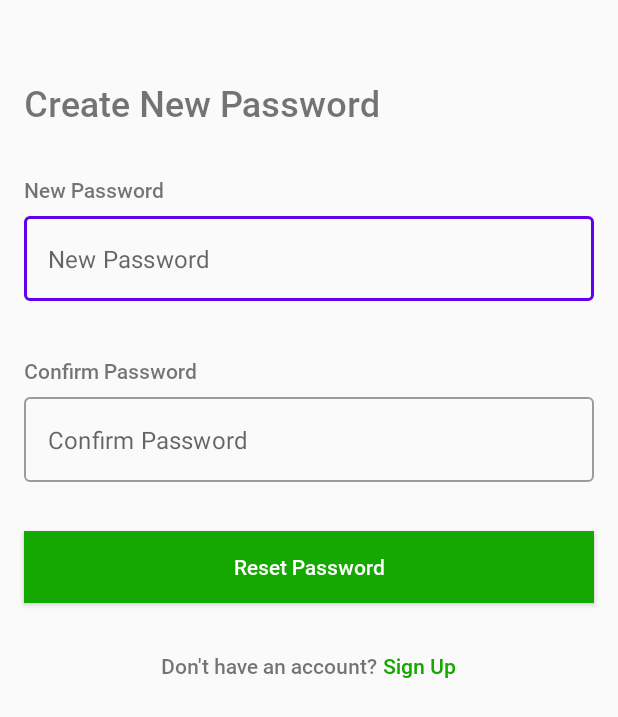
After one commit to decagonhq/decapay-mobile, an Android app: the fragment CreateNewPasswordFragment shown on its own in the app's theme, on a phone screen of 412 x 824 dp. The commit adds this screen. Shown: the top 717 px of the screen. Run offline under Robolectric (Android 15) with nearby library versions, the phone set to English and light mode, and no system bars.

Commit message:
CreateNewPassword UI is added

```diff
--- /dev/null
+++ b/app/src/main/java/com/decagonhq/decapay/feature/createnewpassword/presentation/CreateNewPasswordFragment.kt
@@ -0,0 +1,45 @@
+package com.decagonhq.decapay.feature.createnewpassword.presentation
+
+import android.os.Bundle
+import androidx.fragment.app.Fragment
+import android.view.LayoutInflater
+import android.view.View
+import android.view.ViewGroup
+import com.decagonhq.decapay.R
+import com.decagonhq.decapay.databinding.FragmentCreateNewPasswordBinding
+
+
+class CreateNewPasswordFragment : Fragment() {
+
+    /**
+     * declare views and variables
+     */
+    private var _binding: FragmentCreateNewPasswordBinding? = null
+    val binding: FragmentCreateNewPasswordBinding get() = _binding!!
+    override fun onCreate(savedInstanceState: Bundle?) {
+        super.onCreate(savedInstanceState)
+
+    }
+
+    override fun onCreateView(
+        inflater: LayoutInflater, container: ViewGroup?,
+        savedInstanceState: Bundle?
+    ): View? {
+        // Inflate the layout for this fragment
+        _binding = FragmentCreateNewPasswordBinding.inflate(inflater, container, false)
+        val view = binding.root
+        return view
+    }
+
+    override fun onViewCreated(view: View, savedInstanceState: Bundle?) {
+        super.onViewCreated(view, savedInstanceState)
+        _binding = FragmentCreateNewPasswordBinding.bind(view)
+    }
+
+    override fun onDestroy() {
+        super.onDestroy()
+        _binding = null
+    }
+
+
+}
--- /dev/null
+++ b/app/src/main/res/layout/fragment_create_new_password.xml
@@ -0,0 +1,121 @@
+<?xml version="1.0" encoding="utf-8"?>
+<androidx.appcompat.widget.LinearLayoutCompat xmlns:android="http://schemas.android.com/apk/res/android"
+    xmlns:tools="http://schemas.android.com/tools"
+    android:layout_width="match_parent"
+    android:layout_height="match_parent"
+    xmlns:app="http://schemas.android.com/apk/res-auto"
+    android:orientation="vertical"
+    tools:context=".feature.createnewpassword.presentation.CreateNewPasswordFragment">
+
+
+    <TextView
+        android:id="@+id/create_new_password_fragment_title_tv"
+        android:layout_width="wrap_content"
+        android:layout_height="wrap_content"
+        android:layout_marginStart="16dp"
+        android:layout_marginTop="52dp"
+        android:fontFamily="@font/roboto_medium"
+        android:text="@string/create_new_password_fragment_title"
+        android:textSize="@dimen/create_new_password_fragment_title_txsiz" />
+
+    <TextView
+        android:id="@+id/create_new_password_fragment_email_tv"
+        android:layout_width="wrap_content"
+        android:layout_height="wrap_content"
+        android:layout_marginStart="16dp"
+        android:layout_marginTop="32dp"
+        android:fontFamily="@font/roboto_medium"
+        android:text="@string/create_new_password_fragment_email" />
+
+    <com.google.android.material.textfield.TextInputLayout
+        android:id="@+id/create_new_password_fragment_new_password_til"
+        android:layout_marginStart="16dp"
+        android:layout_marginEnd="16dp"
+        android:layout_marginTop="8dp"
+        app:errorEnabled="true"
+        app:hintEnabled="false"
+        style="@style/Widget.MaterialComponents.TextInputLayout.OutlinedBox"
+        android:layout_width="match_parent"
+        android:layout_height="wrap_content"
+        >
+
+        <com.google.android.material.textfield.TextInputEditText
+            android:id="@+id/create_new_password_fragment_new_password_tiedt"
+            android:layout_width="match_parent"
+            android:layout_height="wrap_content"
+            android:hint="@string/create_new_password_fragment_new_password"
+            android:inputType="textPassword"
+            android:lines="1"
+            />
+    </com.google.android.material.textfield.TextInputLayout>
+
+    <TextView
+        android:id="@+id/create_new_password_fragment_confirm_password_title_tv"
+        android:layout_width="wrap_content"
+        android:layout_marginTop="16dp"
+        android:layout_marginStart="16dp"
+        android:layout_height="wrap_content"
+        android:fontFamily="@font/roboto_medium"
+        android:text="@string/create_new_password_fragment_confirm_password_title" />
+
+    <com.google.android.material.textfield.TextInputLayout
+        android:id="@+id/create_new_password_fragment_confirm_password_til"
+        android:layout_marginStart="16dp"
+        android:layout_marginEnd="16dp"
+        android:layout_marginTop="8dp"
+        app:errorEnabled="true"
+        app:hintEnabled="false"
+        style="@style/Widget.MaterialComponents.TextInputLayout.OutlinedBox"
+        android:layout_width="match_parent"
+        android:layout_height="wrap_content"
+        >
+
+        <com.google.android.material.textfield.TextInputEditText
+            android:id="@+id/create_new_password_fragment_confirm_password_tiedt"
+            android:layout_width="match_parent"
+            android:layout_height="wrap_content"
+            android:hint="@string/create_new_password_fragment_confirm_password_title"
+            android:inputType="textPassword"
+            android:lines="1"
+            />
+    </com.google.android.material.textfield.TextInputLayout>
+
+    <Button
+        android:id="@+id/create_new_password_fragment_create_new_password_button_btn"
+        android:layout_width="match_parent"
+        android:layout_height="wrap_content"
+        android:layout_marginStart="16dp"
+        android:layout_marginTop="12dp"
+        android:layout_marginEnd="16dp"
+        android:background="@drawable/login_button_bg"
+        android:fontFamily="@font/roboto_medium"
+        android:text="@string/forgot_password_fragment_login_button"
+        android:textAllCaps="false"
+        android:textColor="@color/white" />
+
+    <androidx.appcompat.widget.LinearLayoutCompat
+        android:layout_width="match_parent"
+        android:layout_height="wrap_content"
+        android:orientation="horizontal"
+        android:gravity="center"
+        android:layout_marginTop="32dp"
+        >
+        <TextView
+            android:id="@+id/create_new_password_fragment_donthaveanaccount_tv"
+            android:layout_width="wrap_content"
+            android:layout_height="wrap_content"
+            android:fontFamily="@font/roboto_medium"
+            android:text="@string/login_fragment_donthaveanaccount"
+            />
+        <TextView
+            android:id="@+id/create_new_password_fragment_sign_up_tv"
+            android:layout_width="wrap_content"
+            android:layout_height="wrap_content"
+            android:layout_marginStart="4dp"
+            android:fontFamily="@font/roboto_medium"
+            android:textColor="@color/decapay_green"
+            android:text="@string/sign_up"
+            />
+
+    </androidx.appcompat.widget.LinearLayoutCompat>
+</androidx.appcompat.widget.LinearLayoutCompat>
--- a/app/src/main/res/values/dimens.xml
+++ b/app/src/main/res/values/dimens.xml
@@ -7,4 +7,5 @@
     <dimen name="forgot_password_fragment_navigate_back_txsiz">18sp</dimen>
     <dimen name="forgot_password_fragment_title_reset_password_txsiz">24sp</dimen>
     <dimen name="forgot_password_fragment_title_reset_password_call_out_action_txsiz">16sp</dimen>
+    <dimen name="create_new_password_fragment_title_txsiz">24sp</dimen>
 </resources>
--- a/app/src/main/res/values/strings.xml
+++ b/app/src/main/res/values/strings.xml
@@ -36,4 +36,9 @@
     <string name="forgot_password_fragment_email_textinputedittext_email">abayomitunde@gmail.com</string>
     <string name="forgot_password_fragment_login_button">Reset Password</string>
     <string name="email_validation_feedback">Invalid email; please check your email</string>
+    <string name="create_new_password_fragment_title">Create New Password</string>
+    <string name="create_new_password_fragment_email">New Password</string>
+    <string name="create_new_password_fragment_new_password">New Password</string>
+    <string name="create_new_password_fragment_confirm_password_title">Confirm Password</string>
+    <string name="create_new_password_fragment_sign_up">Sign Up</string>
 </resources>
```
